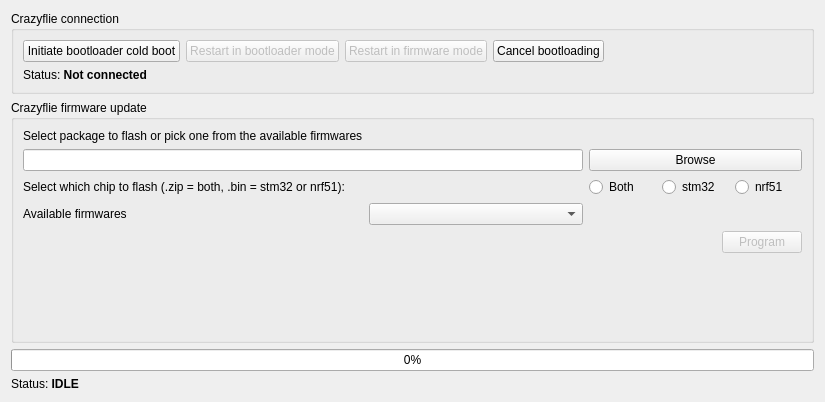
bitcraze/crazyflie-clients-python, file src/cfclient/ui/dialogs/bootloader.ui: the form before one commit.
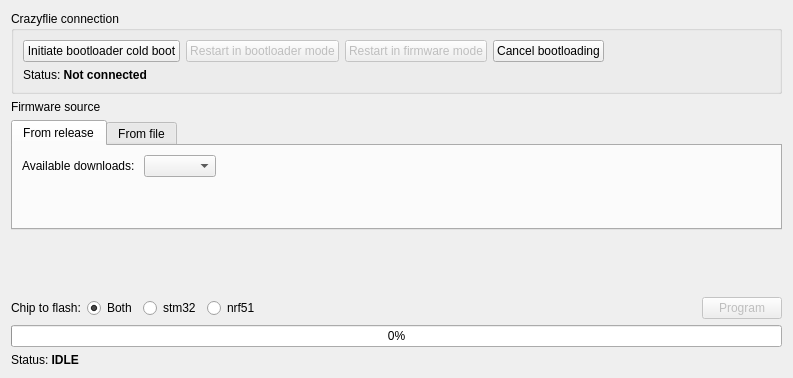
The form after the commit.

Patch:
```diff
--- a/src/cfclient/ui/dialogs/bootloader.ui
+++ b/src/cfclient/ui/dialogs/bootloader.ui
@@ -12,15 +12,15 @@
    <rect>
     <x>0</x>
     <y>0</y>
-    <width>825</width>
-    <height>402</height>
+    <width>793</width>
+    <height>378</height>
    </rect>
   </property>
   <property name="windowTitle">
    <string>Crazyflie Service</string>
   </property>
   <layout class="QGridLayout" name="gridLayout_3">
-   <item row="0" column="0">
+   <item row="0" column="1">
     <layout class="QVBoxLayout" name="verticalLayout">
      <item>
       <widget class="QGroupBox" name="groupBox">
@@ -90,38 +90,77 @@
       </widget>
      </item>
      <item>
+      <widget class="QLabel" name="label_4">
+       <property name="text">
+        <string>Firmware source</string>
+       </property>
+      </widget>
+     </item>
+     <item alignment="Qt::AlignTop">
+      <widget class="QTabWidget" name="sourceTab">
+       <property name="currentIndex">
+        <number>0</number>
+       </property>
+       <widget class="QWidget" name="tabFromRelease">
+        <property name="enabled">
+         <bool>true</bool>
+        </property>
+        <attribute name="title">
+         <string>From release</string>
+        </attribute>
       <layout class="QGridLayout" name="gridLayout">
-       <property name="horizontalSpacing">
-        <number>6</number>
-       </property>
+         <item row="0" column="1">
+          <widget class="QComboBox" name="firmwareDropdown"/>
+         </item>
+         <item row="0" column="2">
+          <spacer name="horizontalSpacer_4">
+           <property name="orientation">
+            <enum>Qt::Horizontal</enum>
+           </property>
+           <property name="sizeHint" stdset="0">
+            <size>
+             <width>40</width>
+             <height>20</height>
+            </size>
+           </property>
+          </spacer>
+         </item>
+         <item row="1" column="0">
+          <spacer name="verticalSpacer">
+           <property name="orientation">
+            <enum>Qt::Vertical</enum>
+           </property>
+           <property name="sizeHint" stdset="0">
+            <size>
+             <width>20</width>
+             <height>40</height>
+            </size>
+           </property>
+          </spacer>
+         </item>
        <item row="0" column="0">
-        <widget class="QGroupBox" name="groupBox_2">
-         <property name="enabled">
-          <bool>true</bool>
-         </property>
-         <property name="title">
-          <string>Crazyflie firmware update</string>
-         </property>
+          <widget class="QLabel" name="label_2">
+           <property name="text">
+            <string>Available downloads: </string>
+           </property>
+          </widget>
+         </item>
+         <item row="0" column="3">
+          <widget class="QLabel" name="downloadStatus">
+           <property name="text">
+            <string/>
+           </property>
+          </widget>
+         </item>
+        </layout>
+       </widget>
+       <widget class="QWidget" name="tabFromFile">
+        <attribute name="title">
+         <string>From file</string>
+        </attribute>
          <layout class="QVBoxLayout" name="verticalLayout_3">
           <item>
            <layout class="QGridLayout" name="gridLayout_4">
-            <item row="2" column="0">
-             <widget class="QLabel" name="label">
-              <property name="text">
-               <string>Select which chip to flash (.zip = both, .bin = stm32 or nrf51):</string>
-              </property>
-             </widget>
-            </item>
-            <item row="1" column="0" colspan="2">
-             <widget class="QLineEdit" name="imagePathLine"/>
-            </item>
-            <item row="0" column="0">
-             <widget class="QLabel" name="label_3">
-              <property name="text">
-               <string>Select package to flash or pick one from the available firmwares</string>
-              </property>
-             </widget>
-            </item>
             <item row="1" column="2">
              <widget class="QPushButton" name="imagePathBrowseButton">
               <property name="text">
@@ -130,12 +169,71 @@
              </widget>
             </item>
             <item row="2" column="2">
-             <layout class="QHBoxLayout" name="horizontalLayout_11">
+            <layout class="QHBoxLayout" name="horizontalLayout_11"/>
+           </item>
+           <item row="0" column="0">
+            <widget class="QLabel" name="label_3">
+             <property name="text">
+              <string>Select file to flash</string>
+             </property>
+            </widget>
+           </item>
+           <item row="1" column="0" colspan="2">
+            <widget class="QLineEdit" name="imagePathLine"/>
+           </item>
+          </layout>
+         </item>
+         <item>
+          <layout class="QHBoxLayout" name="chipSelectLayout">
+           <item>
+            <spacer name="horizontalSpacer_3">
+             <property name="orientation">
+              <enum>Qt::Horizontal</enum>
+             </property>
+             <property name="sizeHint" stdset="0">
+              <size>
+               <width>40</width>
+               <height>20</height>
+              </size>
+             </property>
+            </spacer>
+           </item>
+          </layout>
+         </item>
+        </layout>
+       </widget>
+      </widget>
+     </item>
+     <item>
+      <spacer name="verticalSpacer_3">
+       <property name="orientation">
+        <enum>Qt::Vertical</enum>
+       </property>
+       <property name="sizeHint" stdset="0">
+        <size>
+         <width>20</width>
+         <height>40</height>
+        </size>
+       </property>
+      </spacer>
+     </item>
+     <item>
+      <layout class="QHBoxLayout" name="horizontalLayout_3">
+       <item>
+        <widget class="QLabel" name="chipSelectLabel">
+         <property name="text">
+          <string>Chip to flash:</string>
+         </property>
+        </widget>
+       </item>
               <item>
                <widget class="QRadioButton" name="radioBoth">
                 <property name="text">
                  <string>Both</string>
                 </property>
+         <property name="checked">
+          <bool>true</bool>
+         </property>
                </widget>
               </item>
               <item>
@@ -152,32 +250,6 @@
                 </property>
                </widget>
               </item>
-             </layout>
-            </item>
-            <item row="3" column="1">
-             <widget class="QComboBox" name="firmwareDropdown"/>
-            </item>
-            <item row="3" column="0">
-             <widget class="QLabel" name="label_2">
-              <property name="text">
-               <string>Available firmwares</string>
-              </property>
-             </widget>
-            </item>
-            <item row="3" column="2">
-             <widget class="QLabel" name="downloadStatus">
-              <property name="text">
-               <string/>
-              </property>
-              <property name="alignment">
-               <set>Qt::AlignCenter</set>
-              </property>
-             </widget>
-            </item>
-           </layout>
-          </item>
-          <item>
-           <layout class="QHBoxLayout" name="horizontalLayout_3">
             <item>
              <spacer name="horizontalSpacer_2">
               <property name="orientation">
@@ -199,24 +271,6 @@
               <property name="text">
                <string>Program</string>
               </property>
-             </widget>
-            </item>
-           </layout>
-          </item>
-          <item>
-           <spacer name="verticalSpacer_3">
-            <property name="orientation">
-             <enum>Qt::Vertical</enum>
-            </property>
-            <property name="sizeHint" stdset="0">
-             <size>
-              <width>20</width>
-              <height>40</height>
-             </size>
-            </property>
-           </spacer>
-          </item>
-         </layout>
         </widget>
        </item>
       </layout>
```
Lines whose indentation alone changed are shown as unchanged.
